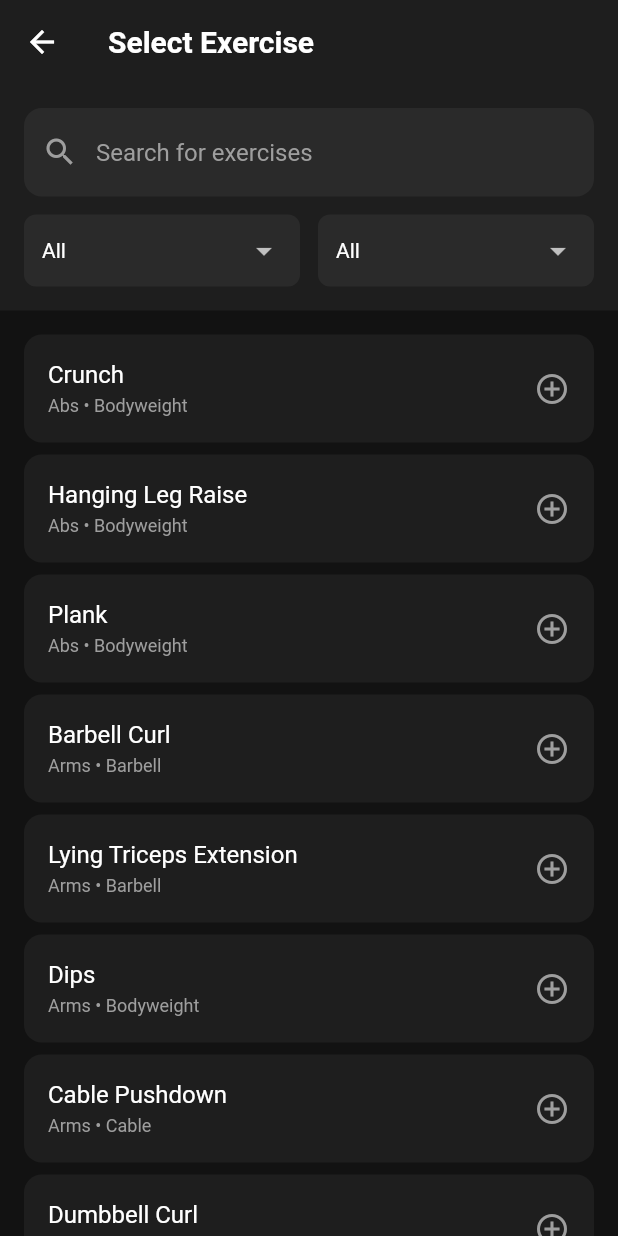
After one commit to Davejinking/fitmix_pwa, a Flutter app: the ExerciseSelectionPageV2 screen opened directly, on a phone screen of 412 x 824 dp. The commit adds this screen. Run offline on Flutter 3.47's test engine with Material 3 defaults, Android fonts, the phone set to English and light mode, and no system bars; our stand-ins replace audioplayers, confetti, fl_chart, flutter_tts, google_sign_in, hive and 4 more; accounts and stored records are empty; Roboto replaces fonts that are missing (Pretendard).

Commit message:
🌍 Iron Log 다국어 운동 라이브러리 시스템 완성
✅ 핵심 기능 구현:
1. 다국어 지원 Exercise 모델 (ExerciseLibraryItem)
   - getLocalizedName(context) 메소드로 자동 언어 감지
   - 한국어/영어/일본어 fallback 로직

2. 스마트 시딩 서비스 (ExerciseSeedingService)
   - JSON 파일과 DB 자동 동기화
   - 신규 운동 자동 추가, 기존 운동 업데이트 감지
   - 검색, 필터링, 통계 기능

3. 새로운 운동 선택 페이지 (ExerciseSelectionPageV2)
   - 실시간 검색 및 부위/장비별 필터링
   - 다국어 UI 완전 지원
   - 40개 초기 운동 데이터 활용

🎯 목표 달성:
- JSON 파일에 운동 추가 → 자동 배포 시 모든 유저에게 반영
- 언어별 운동명 자동 표시 (아이언 로그/Iron Log/アイアンログ)
- MVP 운동 라이브러리 시스템 완성

파일: models/exercise_library.dart, services/exercise_seeding_service.dart,
pages/exercise_selection_page_v2.dart, main.dart 업데이트

```diff
--- /dev/null
+++ b/lib/models/exercise_library.dart
@@ -0,0 +1,128 @@
+import 'package:hive/hive.dart';
+import 'package:flutter/material.dart';
+
+part 'exercise_library.g.dart';
+
+@HiveType(typeId: 10)
+class ExerciseLibraryItem extends HiveObject {
+  @HiveField(0)
+  String id;
+
+  @HiveField(1)
+  String targetPart;
+
+  @HiveField(2)
+  String equipmentType;
+
+  @HiveField(3)
+  String nameKr;
+
+  @HiveField(4)
+  String nameEn;
+
+  @HiveField(5)
+  String nameJp;
+
+  @HiveField(6)
+  DateTime? createdAt;
+
+  @HiveField(7)
+  DateTime? updatedAt;
+
+  ExerciseLibraryItem({
+    required this.id,
+    required this.targetPart,
+    required this.equipmentType,
+    required this.nameKr,
+    required this.nameEn,
+    required this.nameJp,
+    this.createdAt,
+    this.updatedAt,
+  }) {
+    createdAt ??= DateTime.now();
+    updatedAt ??= DateTime.now();
+  }
+
+  /// 현재 앱의 Locale에 따라 적절한 이름을 반환
+  String getLocalizedName(BuildContext context) {
+    final locale = Localizations.localeOf(context);
+
+    switch (locale.languageCode) {
+      case 'ko':
+        return nameKr.isNotEmpty ? nameKr : nameEn;
+      case 'ja':
+        return nameJp.isNotEmpty ? nameJp : nameEn;
+      default:
+        return nameEn.isNotEmpty ? nameEn : nameKr;
+    }
+  }
+
+  /// JSON에서 ExerciseLibraryItem 생성
+  factory ExerciseLibraryItem.fromJson(Map<String, dynamic> json) {
+    return ExerciseLibraryItem(
+      id: json['id'] as String,
+      targetPart: json['target_part'] as String,
+      equipmentType: json['equipment_type'] as String,
+      nameKr: json['name_kr'] as String,
+      nameEn: json['name_en'] as String,
+      nameJp: json['name_jp'] as String,
+      createdAt: json['created_at'] != null
+          ? DateTime.parse(json['created_at'] as String)
+          : DateTime.now(),
+      updatedAt: json['updated_at'] != null
+          ? DateTime.parse(json['updated_at'] as String)
+          : DateTime.now(),
+    );
+  }
+
+  /// ExerciseLibraryItem을 JSON으로 변환
+  Map<String, dynamic> toJson() {
+    return {
+      'id': id,
+      'target_part': targetPart,
+      'equipment_type': equipmentType,
+      'name_kr': nameKr,
+      'name_en': nameEn,
+      'name_jp': nameJp,
+      'created_at': createdAt?.toIso8601String(),
+      'updated_at': updatedAt?.toIso8601String(),
+    };
+  }
+
+  /// 데이터 업데이트 (이름 변경 등)
+  ExerciseLibraryItem copyWith({
+    String? id,
+    String? targetPart,
+    String? equipmentType,
+    String? nameKr,
+    String? nameEn,
+    String? nameJp,
+    DateTime? createdAt,
+    DateTime? updatedAt,
+  }) {
+    return ExerciseLibraryItem(
+      id: id ?? this.id,
+      targetPart: targetPart ?? this.targetPart,
+      equipmentType: equipmentType ?? this.equipmentType,
+      nameKr: nameKr ?? this.nameKr,
+      nameEn: nameEn ?? this.nameEn,
+      nameJp: nameJp ?? this.nameJp,
+      createdAt: createdAt ?? this.createdAt,
+      updatedAt: updatedAt ?? DateTime.now(),
+    );
+  }
+
+  @override
+  bool operator ==(Object other) {
+    if (identical(this, other)) return true;
+    return other is ExerciseLibraryItem && other.id == id;
+  }
+
+  @override
+  int get hashCode => id.hashCode;
+
+  @override
+  String toString() {
+    return 'ExerciseLibraryItem(id: $id, nameKr: $nameKr, nameEn: $nameEn, nameJp: $nameJp)';
+  }
+}
--- /dev/null
+++ b/lib/pages/exercise_selection_page_v2.dart
@@ -0,0 +1,324 @@
+import 'package:flutter/material.dart';
+import '../models/exercise.dart';
+import '../models/exercise_library.dart';
+import '../services/exercise_seeding_service.dart';
+import '../l10n/app_localizations.dart';
+
+/// Iron Log 다국어 지원 운동 선택 페이지
+class ExerciseSelectionPageV2 extends StatefulWidget {
+  const ExerciseSelectionPageV2({super.key});
+
+  @override
+  State<ExerciseSelectionPageV2> createState() => _ExerciseSelectionPageV2State();
+}
+
+class _ExerciseSelectionPageV2State extends State<ExerciseSelectionPageV2> {
+  final List<Exercise> _selectedExercises = [];
+  List<ExerciseLibraryItem> _allExercises = [];
+  List<ExerciseLibraryItem> _filteredExercises = [];
+  bool _isLoading = true;
+  String _searchQuery = '';
+  String _selectedBodyPart = 'all';
+  String _selectedEquipment = 'all';
+
+  late ExerciseSeedingService _seedingService;
+
+  @override
+  void initState() {
+    super.initState();
+    _seedingService = ExerciseSeedingService();
+    _loadExercises();
+  }
+
+  Future<void> _loadExercises() async {
+    try {
+      setState(() => _isLoading = true);
+
+      // 시딩 서비스에서 운동 데이터 로드
+      await _seedingService.initializeAndSeed();
+      final exercises = await _seedingService.getAllExercises();
+
+      if (mounted) {
+        setState(() {
+          _allExercises = exercises;
+          _filteredExercises = exercises;
+          _isLoading = false;
+        });
+      }
+    } catch (e) {
+      print('❌ 운동 데이터 로드 실패: $e');
+      if (mounted) {
+        setState(() => _isLoading = false);
+      }
+    }
+  }
+
+  void _filterExercises() {
+    setState(() {
+      _filteredExercises = _allExercises.where((exercise) {
+        // 검색어 필터
+        final matchesSearch = _searchQuery.isEmpty ||
+            exercise.getLocalizedName(context).toLowerCase().contains(_searchQuery.toLowerCase());
+
+        // 부위 필터
+        final matchesBodyPart = _selectedBodyPart == 'all' ||
+            exercise.targetPart.toLowerCase() == _selectedBodyPart.toLowerCase();
+
+        // 장비 필터
+        final matchesEquipment = _selectedEquipment == 'all' ||
+            exercise.equipmentType.toLowerCase() == _selectedEquipment.toLowerCase();
+
+        return matchesSearch && matchesBodyPart && matchesEquipment;
+      }).toList();
+    });
+  }
+
+  void _toggleExercise(ExerciseLibraryItem libraryItem) {
+    setState(() {
+      final exerciseName = libraryItem.getLocalizedName(context);
+      final index = _selectedExercises.indexWhere((e) => e.name == exerciseName);
+
+      if (index >= 0) {
+        _selectedExercises.removeAt(index);
+      } else {
+        _selectedExercises.add(Exercise(
+          name: exerciseName,
+          bodyPart: _getLocalizedBodyPart(libraryItem.targetPart),
+        ));
+      }
+    });
+  }
+
+  bool _isSelected(ExerciseLibraryItem libraryItem) {
+    final exerciseName = libraryItem.getLocalizedName(context);
+    return _selectedExercises.any((e) => e.name == exerciseName);
+  }
+
+  String _getLocalizedBodyPart(String targetPart) {
+    final l10n = AppLocalizations.of(context)!;
+    switch (targetPart.toLowerCase()) {
+      case 'chest': return l10n.chest;
+      case 'back': return l10n.back;
+      case 'legs': return l10n.legs;
+      case 'shoulders': return l10n.shoulders;
+      case 'arms': return l10n.arms;
+      case 'abs': return l10n.abs;
+      case 'cardio': return l10n.cardio;
+      case 'stretching': return l10n.stretching;
+      case 'fullbody': return l10n.fullBody;
+      default: return targetPart;
+    }
+  }
+
+  String _getLocalizedEquipment(String equipmentType) {
+    final l10n = AppLocalizations.of(context)!;
+    switch (equipmentType.toLowerCase()) {
+      case 'barbell': return l10n.barbell;
+      case 'dumbbell': return l10n.dumbbell;
+      case 'machine': return l10n.machine;
+      case 'cable': return l10n.cable;
+      case 'bodyweight': return l10n.bodyweight;
+      case 'band': return l10n.band;
+      default: return equipmentType;
+    }
+  }
+
+  @override
+  Widget build(BuildContext context) {
+    final l10n = AppLocalizations.of(context)!;
+
+    return Scaffold(
+      backgroundColor: const Color(0xFF121212),
+      appBar: AppBar(
+        backgroundColor: const Color(0xFF1E1E1E),
+        title: Text(
+          l10n.selectExercise,
+          style: const TextStyle(color: Colors.white, fontWeight: FontWeight.bold),
+        ),
+        leading: IconButton(
+          icon: const Icon(Icons.arrow_back, color: Colors.white),
+          onPressed: () => Navigator.pop(context),
+        ),
+        actions: [
+          if (_selectedExercises.isNotEmpty)
+            TextButton(
+              onPressed: () => Navigator.pop(context, _selectedExercises),
+              child: Text(
+                '${l10n.add} (${_selectedExercises.length})',
+                style: const TextStyle(
+                  color: Color(0xFF2196F3),
+                  fontWeight: FontWeight.bold,
+                ),
+              ),
+            ),
+        ],
+      ),
+      body: _isLoading
+          ? const Center(child: CircularProgressIndicator(color: Color(0xFF2196F3)))
+          : Column(
+              children: [
+                // 검색 및 필터 섹션
+                Container(
+                  padding: const EdgeInsets.all(16),
+                  color: const Color(0xFF1E1E1E),
+                  child: Column(
+                    children: [
+                      // 검색바
+                      TextField(
+                        style: const TextStyle(color: Colors.white),
+                        decoration: InputDecoration(
+                          hintText: l10n.searchExercise,
+                          hintStyle: const TextStyle(color: Colors.grey),
+                          prefixIcon: const Icon(Icons.search, color: Colors.grey),
+                          filled: true,
+                          fillColor: const Color(0xFF2A2A2A),
+                          border: OutlineInputBorder(
+                            borderRadius: BorderRadius.circular(12),
+                            borderSide: BorderSide.none,
+                          ),
+                        ),
+                        onChanged: (value) {
+                          _searchQuery = value;
+                          _filterExercises();
+                        },
+                      ),
+                      const SizedBox(height: 12),
+                      // 필터 버튼들
+                      Row(
+                        children: [
+                          Expanded(
+                            child: _buildFilterDropdown(
+                              value: _selectedBodyPart,
+                              items: [
+                                'all',
+                                'chest',
+                                'back',
+                                'legs',
+                                'shoulders',
+                                'arms',
+                                'abs',
+                                'cardio',
+                                'stretching',
+                                'fullbody',
+                              ],
+                              onChanged: (value) {
+                                _selectedBodyPart = value!;
+                                _filterExercises();
+                              },
+                              getLabel: (value) => value == 'all' ? l10n.all : _getLocalizedBodyPart(value),
+                            ),
+                          ),
+                          const SizedBox(width: 12),
+                          Expanded(
+                            child: _buildFilterDropdown(
+                              value: _selectedEquipment,
+                              items: [
+                                'all',
+                                'barbell',
+                                'dumbbell',
+                                'machine',
+                                'cable',
+                                'bodyweight',
+                                'band',
+                              ],
+                              onChanged: (value) {
+                                _selectedEquipment = value!;
+                                _filterExercises();
+                              },
+                              getLabel: (value) => value == 'all' ? l10n.all : _getLocalizedEquipment(value),
+                            ),
+                          ),
+                        ],
+                      ),
+                    ],
+                  ),
+                ),
+                // 운동 목록
+                Expanded(
+                  child: _filteredExercises.isEmpty
+                      ? Center(
+                          child: Text(
+                            l10n.noExercises,
+                            style: const TextStyle(color: Colors.grey, fontSize: 16),
+                          ),
+                        )
+                      : ListView.builder(
+                          padding: const EdgeInsets.all(16),
+                          itemCount: _filteredExercises.length,
+                          itemBuilder: (context, index) {
+                            final exercise = _filteredExercises[index];
+                            final isSelected = _isSelected(exercise);
+
+                            return Container(
+                              margin: const EdgeInsets.only(bottom: 8),
+                              decoration: BoxDecoration(
+                                color: isSelected ? const Color(0xFF2196F3).withOpacity(0.1) : const Color(0xFF1E1E1E),
+                                borderRadius: BorderRadius.circular(12),
+                                border: isSelected
+                                    ? Border.all(color: const Color(0xFF2196F3), width: 2)
+                                    : null,
+                              ),
+                              child: ListTile(
+                                title: Text(
+                                  exercise.getLocalizedName(context),
+                                  style: TextStyle(
+                                    color: isSelected ? const Color(0xFF2196F3) : Colors.white,
+                                    fontWeight: isSelected ? FontWeight.bold : FontWeight.normal,
+                                  ),
+                                ),
+                                subtitle: Text(
+                                  '${_getLocalizedBodyPart(exercise.targetPart)} • ${_getLocalizedEquipment(exercise.equipmentType)}',
+                                  style: const TextStyle(color: Colors.grey, fontSize: 12),
+                                ),
+                                trailing: isSelected
+                                    ? const Icon(Icons.check_circle, color: Color(0xFF2196F3))
+                                    : const Icon(Icons.add_circle_outline, color: Colors.grey),
+                                onTap: () => _toggleExercise(exercise),
+                              ),
+                            );
+                          },
+                        ),
+                ),
+              ],
+            ),
+    );
+  }
+
+  Widget _buildFilterDropdown({
+    required String value,
+    required List<String> items,
+    required ValueChanged<String?> onChanged,
+    required String Function(String) getLabel,
+  }) {
+    return Container(
+      padding: const EdgeInsets.symmetric(horizontal: 12),
+      decoration: BoxDecoration(
+        color: const Color(0xFF2A2A2A),
+        borderRadius: BorderRadius.circular(8),
+      ),
+      child: DropdownButton<String>(
+        value: value,
+        items: items.map((item) {
+          return DropdownMenuItem(
+            value: item,
+            child: Text(
+              getLabel(item),
+              style: const TextStyle(color: Colors.white, fontSize: 14),
+            ),
+          );
+        }).toList(),
+        onChanged: onChanged,
+        dropdownColor: const Color(0xFF2A2A2A),
+        underline: const SizedBox(),
+        isExpanded: true,
+        style: const TextStyle(color: Colors.white),
+      ),
+    );
+  }
+
+  @override
+  void dispose() {
+    _seedingService.close();
+    super.dispose();
+  }
+}
--- /dev/null
+++ b/lib/services/exercise_seeding_service.dart
@@ -0,0 +1,166 @@
+import 'dart:convert';
+import 'package:flutter/services.dart';
+import 'package:hive/hive.dart';
+import '../models/exercise_library.dart';
+
+class ExerciseSeedingService {
+  static const String _boxName = 'exercise_library_v2';
+  static const String _jsonPath = 'assets/data/initial_exercises.json';
+  static const String _versionKey = 'seeding_version';
+
+  late Box<ExerciseLibraryItem> _box;
+
+  /// 초기화 및 시딩 실행
+  Future<void> initializeAndSeed() async {
+    try {
+      // Hive Box 열기
+      if (Hive.isBoxOpen(_boxName)) {
+        _box = Hive.box<ExerciseLibraryItem>(_boxName);
+      } else {
+        _box = await Hive.openBox<ExerciseLibraryItem>(_boxName);
+      }
+
+      // JSON 파일에서 운동 데이터 로드
+      final jsonData = await _loadExercisesFromJson();
+
+      // 스마트 시딩 실행
+      await _performSmartSeeding(jsonData);
+
+      print('✅ 운동 라이브러리 시딩 완료: ${_box.length}개 운동');
+    } catch (e) {
+      print('❌ 운동 라이브러리 시딩 실패: $e');
+      rethrow;
+    }
+  }
+
+  /// JSON 파일에서 운동 데이터 로드
+  Future<List<ExerciseLibraryItem>> _loadExercisesFromJson() async {
+    try {
+      final jsonString = await rootBundle.loadString(_jsonPath);
+      final List<dynamic> jsonList = json.decode(jsonString);
+
+      return jsonList
+          .map((json) => ExerciseLibraryItem.fromJson(json as Map<String, dynamic>))
+          .toList();
+    } catch (e) {
+      print('❌ JSON 파일 로드 실패: $e');
+      return [];
+    }
+  }
+
+  /// 스마트 시딩: 신규/업데이트된 운동만 처리
+  Future<void> _performSmartSeeding(List<ExerciseLibraryItem> jsonExercises) async {
+    if (jsonExercises.isEmpty) {
+      print('⚠️ JSON 파일에 운동 데이터가 없습니다.');
+      return;
+    }
+
+    // 현재 DB의 운동 ID 목록
+    final existingIds = _box.keys.cast<String>().toSet();
+    final jsonIds = jsonExercises.map((e) => e.id).toSet();
+
+    int insertCount = 0;
+    int updateCount = 0;
+
+    for (final jsonExercise in jsonExercises) {
+      if (existingIds.contains(jsonExercise.id)) {
+        // 기존 운동: 업데이트 필요한지 확인
+        final existingExercise = _box.get(jsonExercise.id);
+        if (existingExercise != null && _needsUpdate(existingExercise, jsonExercise)) {
+          await _box.put(jsonExercise.id, jsonExercise.copyWith(
+            createdAt: existingExercise.createdAt, // 생성일은 유지
+            updatedAt: DateTime.now(),
+          ));
+          updateCount++;
+          print('🔄 업데이트: ${jsonExercise.nameKr} (${jsonExercise.id})');
+        }
+      } else {
+        // 신규 운동: 추가
+        await _box.put(jsonExercise.id, jsonExercise);
+        insertCount++;
+        print('➕ 신규 추가: ${jsonExercise.nameKr} (${jsonExercise.id})');
+      }
+    }
+
+    // 삭제된 운동 처리 (JSON에 없지만 DB에 있는 경우)
+    final deletedIds = existingIds.difference(jsonIds);
+    for (final deletedId in deletedIds) {
+      final deletedExercise = _box.get(deletedId);
+      if (deletedExercise != null) {
+        print('⚠️ JSON에서 제거된 운동 발견: ${deletedExercise.nameKr} (${deletedId})');
+        // 실제 삭제는 하지 않고 로그만 남김 (사용자 데이터 보호)
+      }
+    }
+
+    print('📊 시딩 결과: 신규 ${insertCount}개, 업데이트 ${updateCount}개, 총 ${_box.length}개');
+  }
+
+  /// 업데이트가 필요한지 확인
+  bool _needsUpdate(ExerciseLibraryItem existing, ExerciseLibraryItem json) {
+    return existing.nameKr != json.nameKr ||
+           existing.nameEn != json.nameEn ||
+           existing.nameJp != json.nameJp ||
+           existing.targetPart != json.targetPart ||
+           existing.equipmentType != json.equipmentType;
+  }
+
+  /// 모든 운동 데이터 조회
+  Future<List<ExerciseLibraryItem>> getAllExercises() async {
+    return _box.values.toList();
+  }
+
+  /// 부위별 운동 조회
+  Future<List<ExerciseLibraryItem>> getExercisesByBodyPart(String bodyPart) async {
+    return _box.values
+        .where((exercise) => exercise.targetPart.toLowerCase() == bodyPart.toLowerCase())
+        .toList();
+  }
+
+  /// 장비별 운동 조회
+  Future<List<ExerciseLibraryItem>> getExercisesByEquipment(String equipment) async {
+    return _box.values
+        .where((exercise) => exercise.equipmentType.toLowerCase() == equipment.toLowerCase())
+        .toList();
+  }
+
+  /// 운동 검색 (다국어 지원)
+  Future<List<ExerciseLibraryItem>> searchExercises(String query) async {
+    if (query.isEmpty) return getAllExercises();
+
+    final lowerQuery = query.toLowerCase();
+    return _box.values
+        .where((exercise) =>
+            exercise.nameKr.toLowerCase().contains(lowerQuery) ||
+            exercise.nameEn.toLowerCase().contains(lowerQuery) ||
+            exercise.nameJp.toLowerCase().contains(lowerQuery))
+        .toList();
+  }
+
+  /// 통계 정보
+  Future<Map<String, int>> getStatistics() async {
+    final exercises = await getAllExercises();
+    final stats = <String, int>{};
+
+    // 부위별 통계
+    for (final exercise in exercises) {
+      final key = 'bodyPart_${exercise.targetPart}';
+      stats[key] = (stats[key] ?? 0) + 1;
+    }
+
+    // 장비별 통계
+    for (final exercise in exercises) {
+      final key = 'equipment_${exercise.equipmentType}';
+      stats[key] = (stats[key] ?? 0) + 1;
+    }
+
+    stats['total'] = exercises.length;
+    return stats;
+  }
+
+  /// Box 닫기
+  Future<void> close() async {
+    if (_box.isOpen) {
+      await _box.close();
+    }
+  }
+}
```
Also changed, not shown: lib/main.dart (+19 -1 lines), lib/models/exercise_library.g.dart (added).
